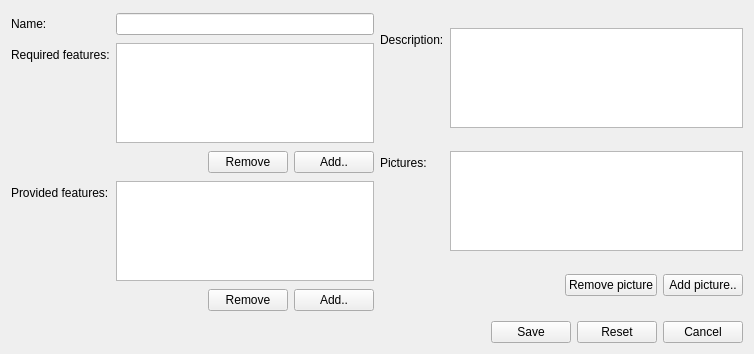
Wolframe/configurator, file client/uiforms/category_edit.ui: the form before one commit.
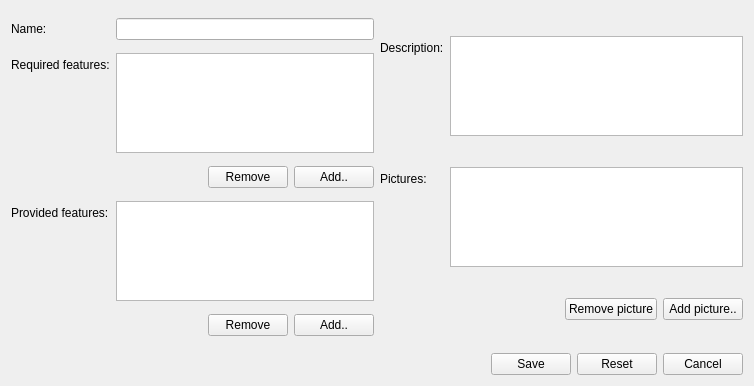
The form after the commit. Icons and pictures are not drawn.

Commit message: changed addressing of QTreeWidget visitor elements in table mode from table name to 'row'. work on request/answer of category_edit. Added request/answer for Label (filler of 'add as %1')

The edit to the form file:
```diff
--- a/client/uiforms/category_edit.ui
+++ b/client/uiforms/category_edit.ui
@@ -7,7 +7,7 @@
     <x>0</x>
     <y>0</y>
     <width>754</width>
-    <height>354</height>
+    <height>386</height>
    </rect>
   </property>
   <property name="windowTitle">
```
Left out of the diff: 2 changed lines with no effect on the pictures. The commit also changes 4 other files.
